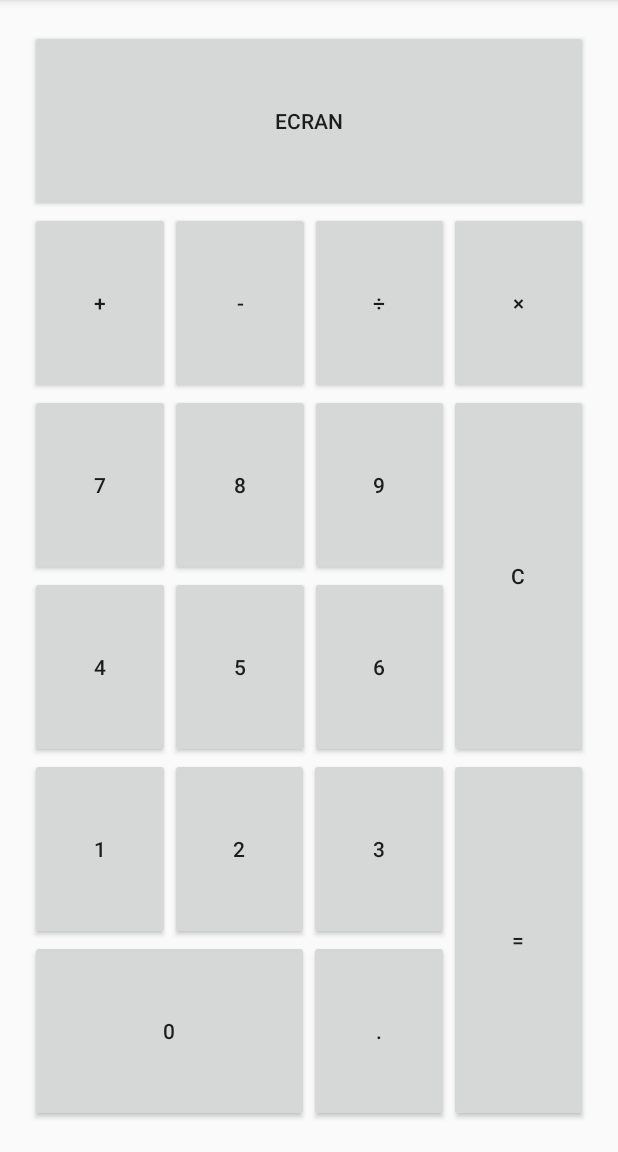
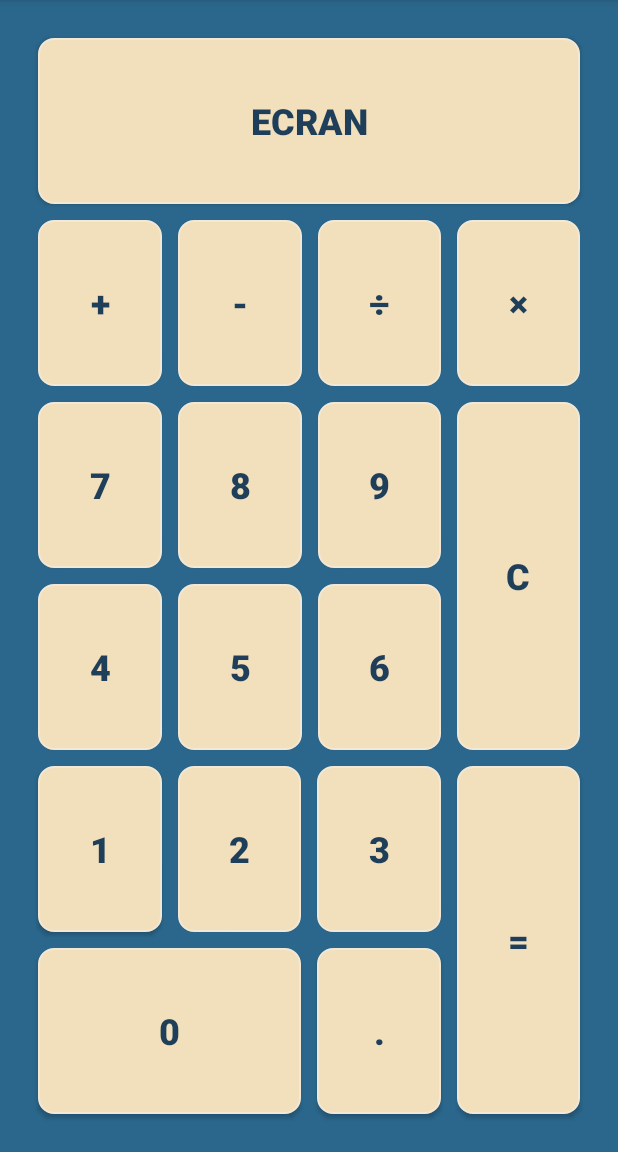
Before and after one commit to lexpierini/Calculatrice_Andriod, an Android app: the CalculatriceActivity screen opened directly, with no data from a screen before it, on a phone screen of 412 x 824 dp, the part 84-1236 px from its top. Run offline under Robolectric (Android 15) with nearby library versions, the phone set to English and light mode, and no system bars.

Commit message:
Création de modèles drawable: button_calculatrice_pressed, button_calculatrice_normal et button_calculatrice. Changer l'arrière-plan des boutons.

```diff
--- a/app/build.gradle
+++ b/app/build.gradle
@@ -31,4 +31,6 @@ dependencies {
     testImplementation 'junit:junit:4.12'
     androidTestImplementation 'androidx.test.ext:junit:1.1.1'
     androidTestImplementation 'androidx.test.espresso:espresso-core:3.2.0'
+    implementation 'androidx.recyclerview:recyclerview:1.0.0'
+    implementation 'androidx.gridlayout:gridlayout:1.0.0'
 }
--- /dev/null
+++ b/app/src/main/res/drawable/button_calculatrice.xml
@@ -0,0 +1,10 @@
+<?xml version="1.0" encoding="utf-8"?>
+<selector xmlns:android="http://schemas.android.com/apk/res/android">
+
+    <!-- pressed -->
+    <item android:drawable="@drawable/button_calculatrice_pressed" android:state_pressed="true"/>
+
+    <!-- default -->
+    <item android:drawable="@drawable/button_calculatrice_normal"/>
+
+</selector>
--- /dev/null
+++ b/app/src/main/res/drawable/button_calculatrice_normal.xml
@@ -0,0 +1,17 @@
+<?xml version="1.0" encoding="utf-8"?>
+<shape xmlns:android="http://schemas.android.com/apk/res/android" android:shape="rectangle" >
+    <corners
+        android:radius="10dp"
+        />
+    <solid
+        android:color="#F2E0BD"
+        />
+    <size
+        android:width="100dp"
+        android:height="100dp"
+        />
+    <stroke
+        android:width="1dp"
+        android:color="#F2E8D5"
+        />
+</shape>
--- /dev/null
+++ b/app/src/main/res/drawable/button_calculatrice_pressed.xml
@@ -0,0 +1,17 @@
+<?xml version="1.0" encoding="utf-8"?>
+<shape xmlns:android="http://schemas.android.com/apk/res/android" android:shape="rectangle" >
+    <corners
+        android:radius="10dp"
+        />
+    <solid
+        android:color="#F2E8D5"
+        />
+    <size
+        android:width="100dp"
+        android:height="100dp"
+        />
+    <stroke
+        android:width="1dp"
+        android:color="#F2E0BD"
+        />
+</shape>
--- a/app/src/main/res/layout/activity_calculatrice.xml
+++ b/app/src/main/res/layout/activity_calculatrice.xml
@@ -5,6 +5,7 @@
     android:id="@+id/EcranPrincipal"
     android:layout_width="match_parent"
     android:layout_height="match_parent"
+    android:background="@color/GreatWave2"
     android:orientation="vertical"
     android:padding="20dip"
     tools:context=".CalculatriceActivity">
@@ -27,7 +28,12 @@
                 android:id="@+id/ecran"
                 android:layout_width="match_parent"
                 android:layout_height="match_parent"
-                android:text="ecran" />
+                android:layout_margin="5dip"
+                android:background="@drawable/button_calculatrice"
+                android:text="@string/ecran"
+                android:textColor="@color/GreatWave1"
+                android:textSize="24sp"
+                android:textStyle="bold" />
         </LinearLayout>
 
         <LinearLayout
@@ -41,29 +47,49 @@
                 android:id="@+id/buttonPlus"
                 android:layout_width="match_parent"
                 android:layout_height="match_parent"
+                android:layout_margin="5dip"
                 android:layout_weight="1"
-                android:text="@string/SymbolePlus" />
+                android:background="@drawable/button_calculatrice"
+                android:text="@string/SymbolePlus"
+                android:textColor="@color/GreatWave1"
+                android:textSize="24sp"
+                android:textStyle="bold" />
 
             <Button
                 android:id="@+id/buttonSoustraction"
                 android:layout_width="match_parent"
                 android:layout_height="match_parent"
+                android:layout_margin="5dip"
                 android:layout_weight="1"
-                android:text="@string/SymboleSoustraction" />
+                android:background="@drawable/button_calculatrice"
+                android:text="@string/SymboleSoustraction"
+                android:textColor="@color/GreatWave1"
+                android:textSize="24sp"
+                android:textStyle="bold" />
 
             <Button
                 android:id="@+id/buttonDivision"
                 android:layout_width="match_parent"
                 android:layout_height="match_parent"
+                android:layout_margin="5dip"
                 android:layout_weight="1"
-                android:text="@string/SymboleDivision" />
+                android:background="@drawable/button_calculatrice"
+                android:text="@string/SymboleDivision"
+                android:textColor="@color/GreatWave1"
+                android:textSize="24sp"
+                android:textStyle="bold" />
 
             <Button
                 android:id="@+id/buttonMultiplication"
                 android:layout_width="match_parent"
                 android:layout_height="match_parent"
+                android:layout_margin="5dip"
                 android:layout_weight="1"
-                android:text="@string/SymboleMultiplication" />
+                android:background="@drawable/button_calculatrice"
+                android:text="@string/SymboleMultiplication"
+                android:textColor="@color/GreatWave1"
+                android:textSize="24sp"
+                android:textStyle="bold" />
 
         </LinearLayout>
 
@@ -80,7 +106,8 @@
             android:id="@+id/Tb2_1"
             android:layout_width="match_parent"
             android:layout_height="match_parent"
-            android:orientation="horizontal">
+            android:orientation="horizontal"
+            android:baselineAligned="false">
 
             <LinearLayout
                 android:id="@+id/Tb_2_1_1"
@@ -93,15 +120,25 @@
                     android:id="@+id/buttonChiffre7"
                     android:layout_width="match_parent"
                     android:layout_height="0dip"
+                    android:layout_margin="5dip"
                     android:layout_weight="0.5"
-                    android:text="@string/Chiffre_7" />
+                    android:background="@drawable/button_calculatrice"
+                    android:text="@string/Chiffre_7"
+                    android:textColor="@color/GreatWave1"
+                    android:textSize="24sp"
+                    android:textStyle="bold" />
 
                 <Button
                     android:id="@+id/buttonChiffre4"
                     android:layout_width="match_parent"
                     android:layout_height="0dip"
+                    android:layout_margin="5dip"
                     android:layout_weight="0.5"
-                    android:text="@string/Chiffre_4" />
+                    android:background="@drawable/button_calculatrice"
+                    android:text="@string/Chiffre_4"
+                    android:textColor="@color/GreatWave1"
+                    android:textSize="24sp"
+                    android:textStyle="bold" />
             </LinearLayout>
 
             <LinearLayout
@@ -115,15 +152,25 @@
                     android:id="@+id/buttonChiffre8"
                     android:layout_width="match_parent"
                     android:layout_height="0dip"
+                    android:layout_margin="5dip"
                     android:layout_weight="0.5"
-                    android:text="@string/Chiffre_8" />
+                    android:background="@drawable/button_calculatrice"
+                    android:text="@string/Chiffre_8"
+                    android:textColor="@color/GreatWave1"
+                    android:textSize="24sp"
+                    android:textStyle="bold" />
 
                 <Button
                     android:id="@+id/buttonChiffre5"
                     android:layout_width="match_parent"
                     android:layout_height="0dip"
+                    android:layout_margin="5dip"
                     android:layout_weight="0.5"
-                    android:text="@string/Chiffre_5" />
+                    android:background="@drawable/button_calculatrice"
+                    android:text="@string/Chiffre_5"
+                    android:textColor="@color/GreatWave1"
+                    android:textSize="24sp"
+                    android:textStyle="bold" />
             </LinearLayout>
 
             <LinearLayout
@@ -137,15 +184,25 @@
                     android:id="@+id/buttonChiffre9"
                     android:layout_width="match_parent"
                     android:layout_height="0dip"
+                    android:layout_margin="5dip"
                     android:layout_weight="0.5"
-                    android:text="@string/Chiffre_9" />
+                    android:background="@drawable/button_calculatrice"
+                    android:text="@string/Chiffre_9"
+                    android:textColor="@color/GreatWave1"
+                    android:textSize="24sp"
+                    android:textStyle="bold" />
 
                 <Button
                     android:id="@+id/buttonChiffre6"
                     android:layout_width="match_parent"
                     android:layout_height="0dip"
+                    android:layout_margin="5dip"
                     android:layout_weight="0.5"
-                    android:text="@string/Chiffre_6" />
+                    android:background="@drawable/button_calculatrice"
+                    android:text="@string/Chiffre_6"
+                    android:textColor="@color/GreatWave1"
+                    android:textSize="24sp"
+                    android:textStyle="bold" />
             </LinearLayout>
 
             <LinearLayout
@@ -159,7 +216,12 @@
                     android:id="@+id/buttonEffacer"
                     android:layout_width="match_parent"
                     android:layout_height="match_parent"
-                    android:text="@string/SymboleEffacer" />
+                    android:layout_margin="5dip"
+                    android:background="@drawable/button_calculatrice"
+                    android:text="@string/SymboleEffacer"
+                    android:textColor="@color/GreatWave1"
+                    android:textSize="24sp"
+                    android:textStyle="bold" />
             </LinearLayout>
 
         </LinearLayout>
@@ -197,15 +259,25 @@
                         android:id="@+id/buttonChiffre1"
                         android:layout_width="match_parent"
                         android:layout_height="match_parent"
+                        android:layout_margin="5dip"
                         android:layout_weight="0.5"
-                        android:text="@string/Chiffre_1" />
+                        android:background="@drawable/button_calculatrice"
+                        android:text="@string/Chiffre_1"
+                        android:textColor="@color/GreatWave1"
+                        android:textSize="24sp"
+                        android:textStyle="bold" />
 
                     <Button
                         android:id="@+id/buttonChiffre2"
                         android:layout_width="match_parent"
                         android:layout_height="match_parent"
+                        android:layout_margin="5dip"
                         android:layout_weight="0.5"
-                        android:text="@string/Chiffre_2" />
+                        android:background="@drawable/button_calculatrice"
+                        android:text="@string/Chiffre_2"
+                        android:textColor="@color/GreatWave1"
+                        android:textSize="24sp"
+                        android:textStyle="bold" />
 
                 </LinearLayout>
 
@@ -220,7 +292,12 @@
                         android:id="@+id/buttonChiffreZero"
                         android:layout_width="match_parent"
                         android:layout_height="match_parent"
-                        android:text="@string/ChiffreZero" />
+                        android:layout_margin="5dip"
+                        android:background="@drawable/button_calculatrice"
+                        android:text="@string/ChiffreZero"
+                        android:textColor="@color/GreatWave1"
+                        android:textSize="24sp"
+                        android:textStyle="bold" />
                 </LinearLayout>
 
             </LinearLayout>
@@ -236,6 +313,7 @@
                     android:id="@+id/Tb3_1_2_1"
                     android:layout_width="match_parent"
                     android:layout_height="match_parent"
+                    android:baselineAligned="false"
                     android:orientation="horizontal">
 
                     <LinearLayout
@@ -249,15 +327,25 @@
                             android:id="@+id/buttonChiffre3"
                             android:layout_width="match_parent"
                             android:layout_height="match_parent"
+                            android:layout_margin="5dip"
                             android:layout_weight="0.50"
-                            android:text="@string/Chiffre_3" />
+                            android:background="@drawable/button_calculatrice"
+                            android:text="@string/Chiffre_3"
+                            android:textColor="@color/GreatWave1"
+                            android:textSize="24sp"
+                            android:textStyle="bold" />
 
                         <Button
                             android:id="@+id/buttonPoint"
                             android:layout_width="match_parent"
                             android:layout_height="match_parent"
+                            android:layout_margin="5dip"
                             android:layout_weight="0.50"
-                            android:text="@string/SymbolePoint" />
+                            android:background="@drawable/button_calculatrice"
+                            android:text="@string/SymbolePoint"
+                            android:textColor="@color/GreatWave1"
+                            android:textSize="24sp"
+                            android:textStyle="bold" />
                     </LinearLayout>
 
                     <LinearLayout
@@ -271,7 +359,12 @@
                             android:id="@+id/buttonEgal"
                             android:layout_width="match_parent"
                             android:layout_height="match_parent"
-                            android:text="@string/SymboleEgal" />
+                            android:layout_margin="5dip"
+                            android:background="@drawable/button_calculatrice"
+                            android:text="@string/SymboleEgal"
+                            android:textColor="@color/GreatWave1"
+                            android:textSize="24sp"
+                            android:textStyle="bold" />
                     </LinearLayout>
                 </LinearLayout>
             </LinearLayout>
--- a/app/src/main/res/layout/activity_main.xml
+++ b/app/src/main/res/layout/activity_main.xml
@@ -22,21 +22,21 @@
         android:textStyle="bold" />
 
     <TextView
+        android:id="@+id/textView6"
+        android:layout_width="match_parent"
+        android:layout_height="wrap_content"
+        android:layout_marginTop="8dip"
+        android:gravity="center_horizontal|center_vertical"
+        android:text="@string/Remis"
+        android:textColor="@color/GreatWave2" />
+
+    <TextView
         android:id="@+id/textView3"
         android:layout_width="match_parent"
         android:layout_height="wrap_content"
         android:layout_marginTop="8dip"
         android:gravity="center_horizontal|center_vertical"
         android:text="@string/Programme"
-        android:textColor="@color/GreatWave2" />
-
-    <TextView
-        android:id="@+id/textView6"
-        android:layout_width="match_parent"
-        android:layout_height="wrap_content"
-        android:layout_marginTop="8dip"
-        android:gravity="center_horizontal|center_vertical"
-        android:text="@string/Remis"
         android:textColor="@color/GreatWave2" />
 
     <TextView
--- a/app/src/main/res/values/strings.xml
+++ b/app/src/main/res/values/strings.xml
@@ -23,4 +23,5 @@
     <string name="ChiffreZero">0</string>
     <string name="SymbolePoint">.</string>
     <string name="SymboleEgal">=</string>
+    <string name="ecran">ecran</string>
 </resources>
```
